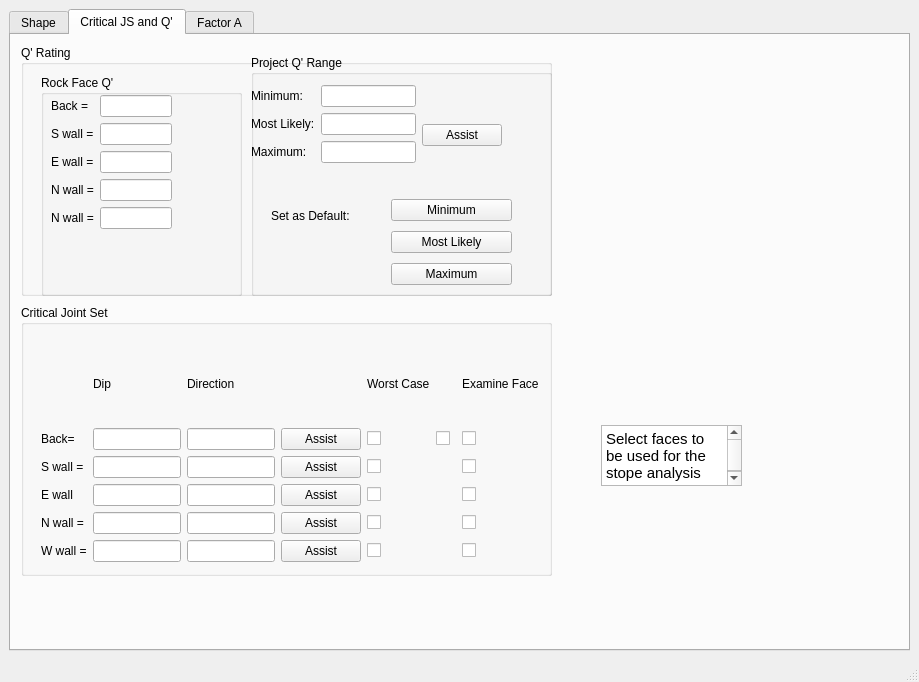
Before: the Qt Designer form mining.ui in amithreddy/ground-control-tool, drawn with Qt 5.
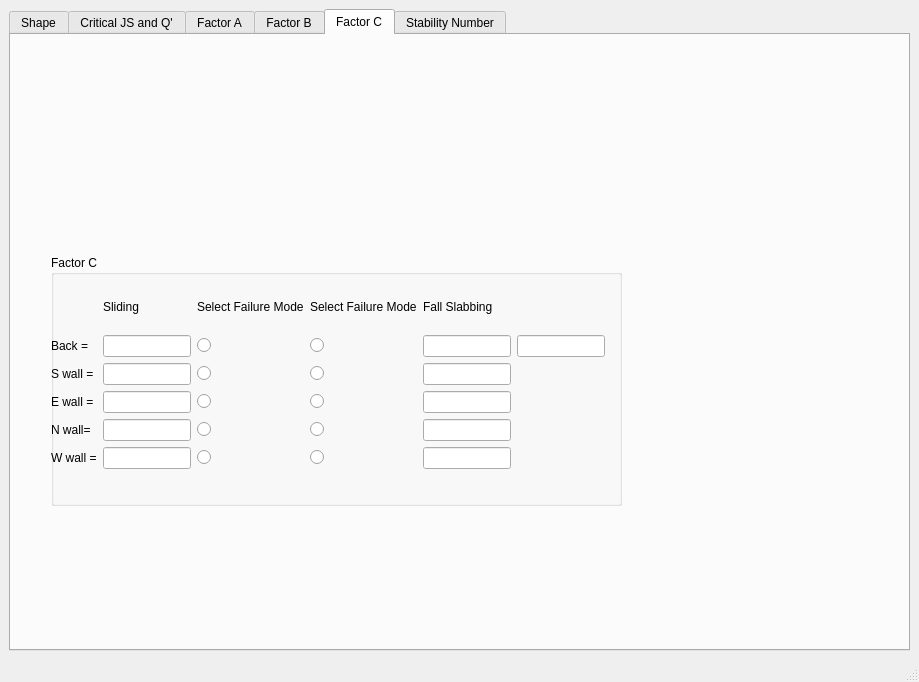
After: the same form once the commit is applied. The open tabs and pages were chosen to show the change.

Commit message: Flushed out more of the tabs

What changed in the file:
```diff
--- a/mining.ui
+++ b/mining.ui
@@ -620,6 +620,397 @@
           <string>Factor A</string>
          </attribute>
         </widget>
+        <widget class="QWidget" name="tab">
+         <attribute name="title">
+          <string>Factor B</string>
+         </attribute>
+         <widget class="QGroupBox" name="groupBox_9">
+          <property name="geometry">
+           <rect>
+            <x>10</x>
+            <y>10</y>
+            <width>291</width>
+            <height>251</height>
+           </rect>
+          </property>
+          <property name="title">
+           <string>Factor B</string>
+          </property>
+          <widget class="QWidget" name="gridLayoutWidget">
+           <property name="geometry">
+            <rect>
+             <x>0</x>
+             <y>30</y>
+             <width>151</width>
+             <height>161</height>
+            </rect>
+           </property>
+           <layout class="QGridLayout" name="gridLayout_5">
+            <item row="3" column="1">
+             <widget class="QLineEdit" name="lineEdit_44"/>
+            </item>
+            <item row="0" column="0">
+             <widget class="QLabel" name="label_44">
+              <property name="text">
+               <string>Back =</string>
+              </property>
+             </widget>
+            </item>
+            <item row="0" column="1">
+             <widget class="QLineEdit" name="lineEdit_41"/>
+            </item>
+            <item row="2" column="0">
+             <widget class="QLabel" name="label_46">
+              <property name="text">
+               <string>E wall =</string>
+              </property>
+             </widget>
+            </item>
+            <item row="2" column="1">
+             <widget class="QLineEdit" name="lineEdit_43"/>
+            </item>
+            <item row="1" column="0">
+             <widget class="QLabel" name="label_45">
+              <property name="text">
+               <string>S wall =</string>
+              </property>
+             </widget>
+            </item>
+            <item row="1" column="1">
+             <widget class="QLineEdit" name="lineEdit_42"/>
+            </item>
+            <item row="3" column="0">
+             <widget class="QLabel" name="label_47">
+              <property name="text">
+               <string>N wall=</string>
+              </property>
+             </widget>
+            </item>
+            <item row="4" column="0">
+             <widget class="QLabel" name="label_48">
+              <property name="text">
+               <string>W wall =</string>
+              </property>
+             </widget>
+            </item>
+            <item row="4" column="1">
+             <widget class="QLineEdit" name="lineEdit_45"/>
+            </item>
+           </layout>
+          </widget>
+         </widget>
+        </widget>
+        <widget class="QWidget" name="FactorC">
+         <attribute name="title">
+          <string>Factor C</string>
+         </attribute>
+         <widget class="QGroupBox" name="groupBox_10">
+          <property name="geometry">
+           <rect>
+            <x>40</x>
+            <y>220</y>
+            <width>571</width>
+            <height>251</height>
+           </rect>
+          </property>
+          <property name="title">
+           <string>Factor C</string>
+          </property>
+          <widget class="QWidget" name="gridLayoutWidget_2">
+           <property name="geometry">
+            <rect>
+             <x>0</x>
+             <y>30</y>
+             <width>554</width>
+             <height>184</height>
+            </rect>
+           </property>
+           <layout class="QGridLayout" name="gridLayout_6">
+            <item row="3" column="0">
+             <widget class="QLabel" name="label_51">
+              <property name="text">
+               <string>S wall =</string>
+              </property>
+             </widget>
+            </item>
+            <item row="1" column="1">
+             <widget class="QLabel" name="label_49">
+              <property name="text">
+               <string>Sliding</string>
+              </property>
+             </widget>
+            </item>
+            <item row="4" column="1">
+             <widget class="QLineEdit" name="lineEdit_48"/>
+            </item>
+            <item row="4" column="0">
+             <widget class="QLabel" name="label_50">
+              <property name="text">
+               <string>E wall =</string>
+              </property>
+             </widget>
+            </item>
+            <item row="5" column="0">
+             <widget class="QLabel" name="label_52">
+              <property name="text">
+               <string>N wall=</string>
+              </property>
+             </widget>
+            </item>
+            <item row="6" column="4">
+             <widget class="QLineEdit" name="lineEdit_55"/>
+            </item>
+            <item row="5" column="4">
+             <widget class="QLineEdit" name="lineEdit_54"/>
+            </item>
+            <item row="2" column="4">
+             <widget class="QLineEdit" name="lineEdit_51"/>
+            </item>
+            <item row="6" column="0">
+             <widget class="QLabel" name="label_53">
+              <property name="text">
+               <string>W wall =</string>
+              </property>
+             </widget>
+            </item>
+            <item row="6" column="1">
+             <widget class="QLineEdit" name="lineEdit_50"/>
+            </item>
+            <item row="3" column="1">
+             <widget class="QLineEdit" name="lineEdit_49"/>
+            </item>
+            <item row="2" column="1">
+             <widget class="QLineEdit" name="lineEdit_47"/>
+            </item>
+            <item row="5" column="1">
+             <widget class="QLineEdit" name="lineEdit_46"/>
+            </item>
+            <item row="2" column="0">
+             <widget class="QLabel" name="label_54">
+              <property name="text">
+               <string>Back =</string>
+              </property>
+             </widget>
+            </item>
+            <item row="3" column="4">
+             <widget class="QLineEdit" name="lineEdit_52"/>
+            </item>
+            <item row="1" column="3">
+             <widget class="QLabel" name="label_56">
+              <property name="text">
+               <string>Select Failure Mode</string>
+              </property>
+             </widget>
+            </item>
+            <item row="1" column="2">
+             <widget class="QLabel" name="label_55">
+              <property name="text">
+               <string>Select Failure Mode</string>
+              </property>
+             </widget>
+            </item>
+            <item row="1" column="4">
+             <widget class="QLabel" name="label_57">
+              <property name="text">
+               <string>Fall Slabbing</string>
+              </property>
+             </widget>
+            </item>
+            <item row="4" column="4">
+             <widget class="QLineEdit" name="lineEdit_53"/>
+            </item>
+            <item row="2" column="5">
+             <widget class="QLineEdit" name="lineEdit_56"/>
+            </item>
+            <item row="2" column="2">
+             <widget class="QRadioButton" name="radioButton">
+              <property name="text">
+               <string/>
+              </property>
+             </widget>
+            </item>
+            <item row="3" column="2">
+             <widget class="QRadioButton" name="radioButton_2">
+              <property name="text">
+               <string/>
+              </property>
+             </widget>
+            </item>
+            <item row="4" column="2">
+             <widget class="QRadioButton" name="radioButton_4">
+              <property name="text">
+               <string/>
+              </property>
+             </widget>
+            </item>
+            <item row="5" column="2">
+             <widget class="QRadioButton" name="radioButton_3">
+              <property name="text">
+               <string/>
+              </property>
+             </widget>
+            </item>
+            <item row="6" column="2">
+             <widget class="QRadioButton" name="radioButton_5">
+              <property name="text">
+               <string/>
+              </property>
+             </widget>
+            </item>
+            <item row="6" column="3">
+             <widget class="QRadioButton" name="radioButton_6">
+              <property name="text">
+               <string/>
+              </property>
+             </widget>
+            </item>
+            <item row="5" column="3">
+             <widget class="QRadioButton" name="radioButton_7">
+              <property name="text">
+               <string/>
+              </property>
+             </widget>
+            </item>
+            <item row="4" column="3">
+             <widget class="QRadioButton" name="radioButton_8">
+              <property name="text">
+               <string/>
+              </property>
+             </widget>
+            </item>
+            <item row="3" column="3">
+             <widget class="QRadioButton" name="radioButton_9">
+              <property name="text">
+               <string/>
+              </property>
+             </widget>
+            </item>
+            <item row="2" column="3">
+             <widget class="QRadioButton" name="radioButton_10">
+              <property name="text">
+               <string/>
+              </property>
+             </widget>
+            </item>
+           </layout>
+          </widget>
+         </widget>
+        </widget>
+        <widget class="QWidget" name="StabilityNumber">
+         <attribute name="title">
+          <string>Stability Number</string>
+         </attribute>
+         <widget class="QGroupBox" name="groupBox_11">
+          <property name="geometry">
+           <rect>
+            <x>10</x>
+            <y>20</y>
+            <width>261</width>
+            <height>391</height>
+           </rect>
+          </property>
+          <property name="title">
+           <string>Stability Number</string>
+          </property>
+          <widget class="QWidget" name="gridLayoutWidget_4">
+           <property name="geometry">
+            <rect>
+             <x>10</x>
+             <y>30</y>
+             <width>196</width>
+             <height>246</height>
+            </rect>
+           </property>
+           <layout class="QGridLayout" name="gridLayout_8">
+            <item row="4" column="1">
+             <widget class="QLineEdit" name="lineEdit_57"/>
+            </item>
+            <item row="5" column="0">
+             <widget class="QLabel" name="label_62">
+              <property name="text">
+               <string>W wall =</string>
+              </property>
+             </widget>
+            </item>
+            <item row="1" column="0">
+             <widget class="QLabel" name="label_58">
+              <property name="text">
+               <string>Back =</string>
+              </property>
+             </widget>
+            </item>
+            <item row="4" column="0">
+             <widget class="QLabel" name="label_61">
+              <property name="text">
+               <string>N wall=</string>
+              </property>
+             </widget>
+            </item>
+            <item row="5" column="1">
+             <widget class="QLineEdit" name="lineEdit_61"/>
+            </item>
+            <item row="2" column="0">
+             <widget class="QLabel" name="label_60">
+              <property name="text">
+               <string>S wall =</string>
+              </property>
+             </widget>
+            </item>
+            <item row="2" column="1">
+             <widget class="QLineEdit" name="lineEdit_60"/>
+            </item>
+            <item row="3" column="1">
+             <widget class="QLineEdit" name="lineEdit_59"/>
+            </item>
+            <item row="3" column="0">
+             <widget class="QLabel" name="label_59">
+              <property name="text">
+               <string>E wall =</string>
+              </property>
+             </widget>
+            </item>
+            <item row="1" column="1">
+             <widget class="QLineEdit" name="lineEdit_58"/>
+            </item>
+            <item row="0" column="1">
+             <widget class="QLabel" name="label_63">
+              <property name="text">
+               <string>N'</string>
+              </property>
+             </widget>
+            </item>
+           </layout>
+          </widget>
+          <widget class="QWidget" name="verticalLayoutWidget_3">
+           <property name="geometry">
+            <rect>
+             <x>10</x>
+             <y>280</y>
+             <width>160</width>
+             <height>80</height>
+            </rect>
+           </property>
+           <layout class="QVBoxLayout" name="verticalLayout_7">
+            <item>
+             <widget class="QRadioButton" name="radioButton_11">
+              <property name="text">
+               <string>Stability Graph</string>
+              </property>
+             </widget>
+            </item>
+            <item>
+             <widget class="QRadioButton" name="radioButton_12">
+              <property name="text">
+               <string>Dilution Plot</string>
+              </property>
+             </widget>
+            </item>
+           </layout>
+          </widget>
+         </widget>
+         <zorder>groupBox_11</zorder>
+         <zorder>label_63</zorder>
+        </widget>
        </widget>
       </item>
      </layout>
```
Left out of the diff: 2 changed lines with no effect on the pictures. The commit also changes 1 other file.
